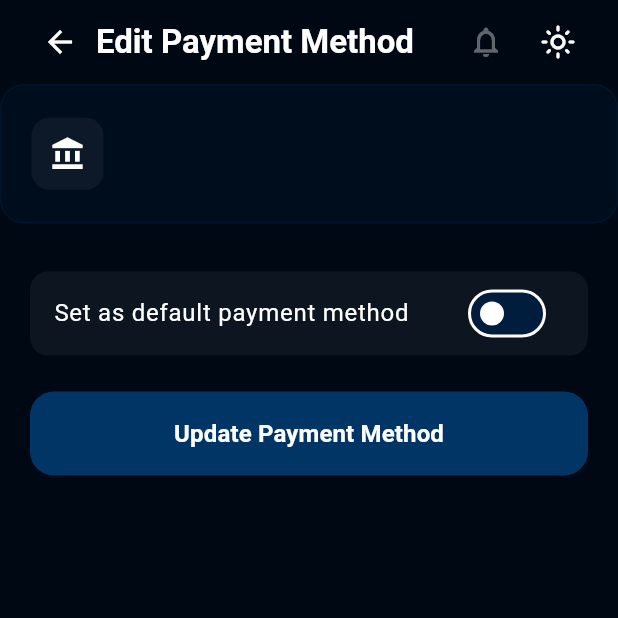
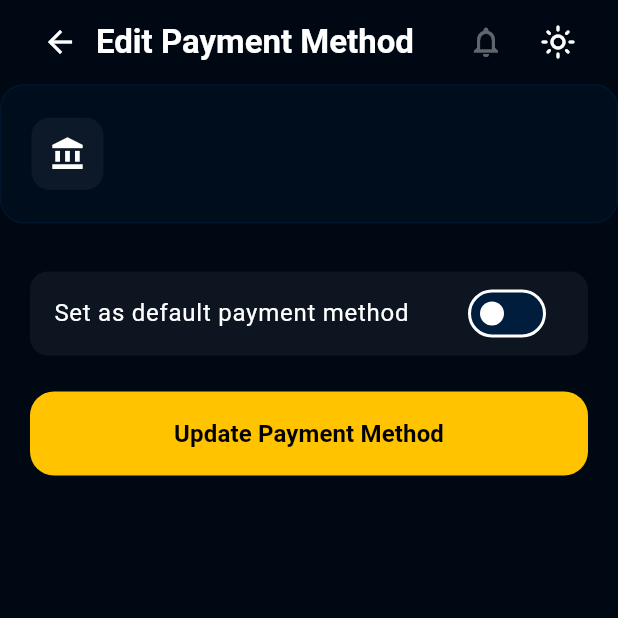
Before and after one commit to tekiplanet/safejet-exchange-p2p, a Flutter app: the EditPaymentMethodScreen screen opened directly with empty values, on a phone screen of 412 x 824 dp, the top half of it. Run offline on Flutter 3.47's test engine with Material 3 defaults, Android fonts, the phone set to English and light mode, and no system bars; our stand-ins replace animate_do, country_picker, dio, fl_chart, flutter_dotenv, flutter_image_compress and 9 more; missing offline and left inert: country_state_city_picker, dotenv, flutter_idensic_mobile_sdk_plugin, mobile_scanner; accounts and stored records are empty; network calls fail.

Commit message:
Safejet working on payment methods

```diff
--- a/safejet_exchange/lib/screens/p2p/edit_payment_method_screen.dart
+++ b/safejet_exchange/lib/screens/p2p/edit_payment_method_screen.dart
@@ -711,7 +711,8 @@ class _EditPaymentMethodScreenState extends State<EditPaymentMethodScreen> {
                       child: ElevatedButton(
                         onPressed: _isLoading ? null : _handleSubmit,
                         style: ElevatedButton.styleFrom(
-                          backgroundColor: SafeJetColors.primaryAccent,
+                          backgroundColor: SafeJetColors.secondaryHighlight,
+                          foregroundColor: Colors.black,
                           elevation: 0,
                           shape: RoundedRectangleBorder(
                             borderRadius: BorderRadius.circular(16),
@@ -733,7 +734,6 @@ class _EditPaymentMethodScreenState extends State<EditPaymentMethodScreen> {
                             : const Text(
                                 'Update Payment Method',
                                 style: TextStyle(
-                                  color: Colors.white,
                                   fontSize: 16,
                                   fontWeight: FontWeight.w600,
                                 ),
```
Also changed, not shown: safejet_exchange/lib/screens/p2p/p2p_payment_methods_screen.dart (+30 -2 lines).
